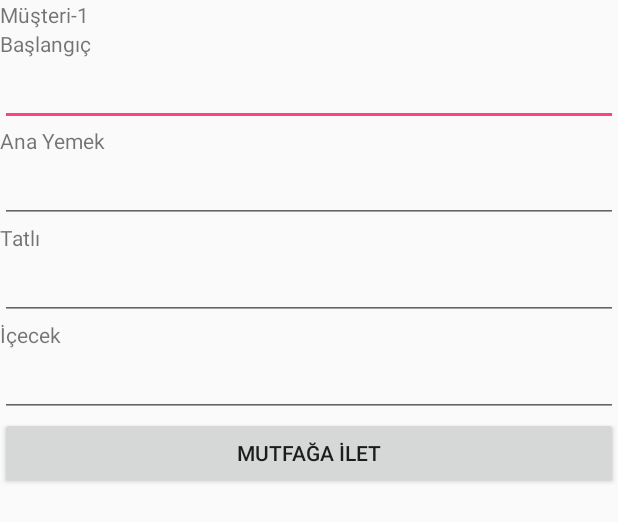
After one commit to fayluctarhan/MobilKomi, an Android app: the layout activity_musteri.xml on its own in the app's theme, with its tools: preview values and no code run, on a phone screen of 412 x 824 dp. The commit adds this screen. Shown: the top 522 px of the screen. Run offline under Robolectric (Android 15) with nearby library versions, the phone set to English and light mode, and no system bars.

Commit message:
sayfalar oluşturuldu

```diff
--- /dev/null
+++ b/app/src/main/res/layout/activity_musteri.xml
@@ -0,0 +1,66 @@
+<?xml version="1.0" encoding="utf-8"?>
+<LinearLayout xmlns:android="http://schemas.android.com/apk/res/android"
+    android:layout_width="match_parent"
+    android:layout_height="match_parent"
+    android:orientation="vertical">
+
+    <TextView
+        android:id="@+id/Baslik1"
+        android:layout_width="match_parent"
+        android:layout_height="wrap_content"
+        android:text="@string/mus1" />
+
+    <TextView
+        android:id="@+id/TextView1"
+        android:layout_width="wrap_content"
+        android:layout_height="wrap_content"
+        android:text="@string/baslangic" />
+
+    <EditText
+        android:id="@+id/EditText1"
+        android:layout_width="match_parent"
+        android:layout_height="wrap_content" />
+
+    <TextView
+        android:id="@+id/TextView2"
+        android:layout_width="wrap_content"
+        android:layout_height="wrap_content"
+        android:text="@string/ana_yemek" />
+
+    <EditText
+        android:id="@+id/EditText2"
+        android:layout_width="match_parent"
+        android:layout_height="wrap_content" />
+
+
+    <TextView
+        android:id="@+id/TextView3"
+        android:layout_width="wrap_content"
+        android:layout_height="wrap_content"
+        android:text="@string/tatli" />
+
+    <EditText
+        android:id="@+id/EditText3"
+        android:layout_width="match_parent"
+        android:layout_height="wrap_content" />
+
+
+    <TextView
+        android:id="@+id/TextView4"
+        android:layout_width="wrap_content"
+        android:layout_height="wrap_content"
+        android:text="@string/icecek" />
+
+    <EditText
+        android:id="@+id/EditText4"
+        android:layout_width="match_parent"
+        android:layout_height="wrap_content" />
+
+    <Button
+        android:id="@+id/button"
+        android:layout_width="match_parent"
+        android:layout_height="wrap_content"
+        android:text="@string/ilet" />
+
+
+</LinearLayout>
--- a/app/src/main/res/values/strings.xml
+++ b/app/src/main/res/values/strings.xml
@@ -1,3 +1,13 @@
 <resources>
     <string name="app_name">MobilKomi</string>
+    <string name="hosgeldiniz">HOŞGELDİNİZ</string>
+    <string name="siparisal">Sipariş Al</string>
+    <string name="mus1">Müşteri-1</string>
+    <string name="baslangic">Başlangıç</string>
+    <string name="ana_yemek">Ana Yemek</string>
+    <string name="tatli">Tatlı</string>
+    <string name="icecek">İçecek</string>
+    <string name="ilet">Mutfağa İlet</string>
+    <string name="mus2">Müşteri-2</string>
+    <string name="mus3">Müşteri-3</string>
 </resources>
```
Also changed, not shown: app/src/main/java/kodluyoruzakademi/com/mobilkomi/GirisActivity.java (+15 -1 lines), app/src/main/java/kodluyoruzakademi/com/mobilkomi/IkinciMusteriActivity.java (added, +77 -0 lines), app/src/main/java/kodluyoruzakademi/com/mobilkomi/MusteriActivity.java (added, +55 -0 lines), app/src/main/java/kodluyoruzakademi/com/mobilkomi/UcuncuMusteriActivity.java (added, +91 -0 lines), app/src/main/res/layout/activity_giris.xml (+10 -1 lines), app/src/main/res/layout/activity_ikincimusteri.xml (added, +66 -0 lines), app/src/main/res/layout/activity_ucuncumusteri.xml (added, +66 -0 lines).
